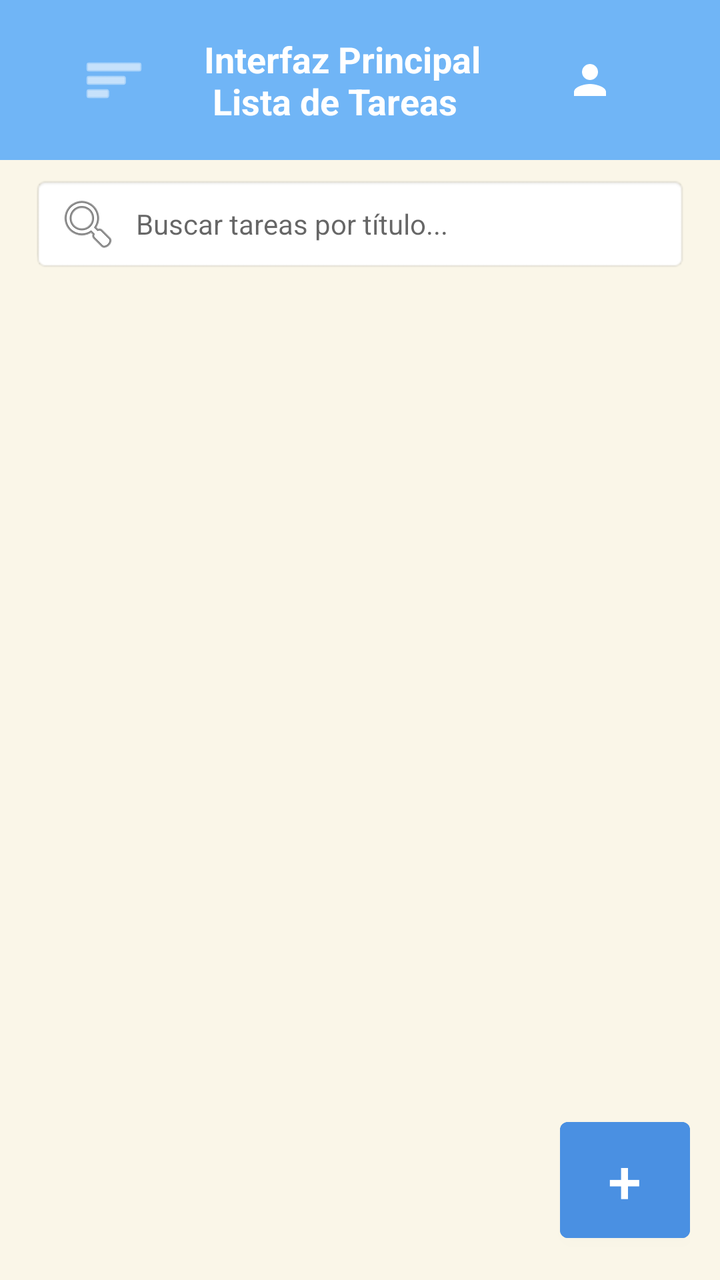
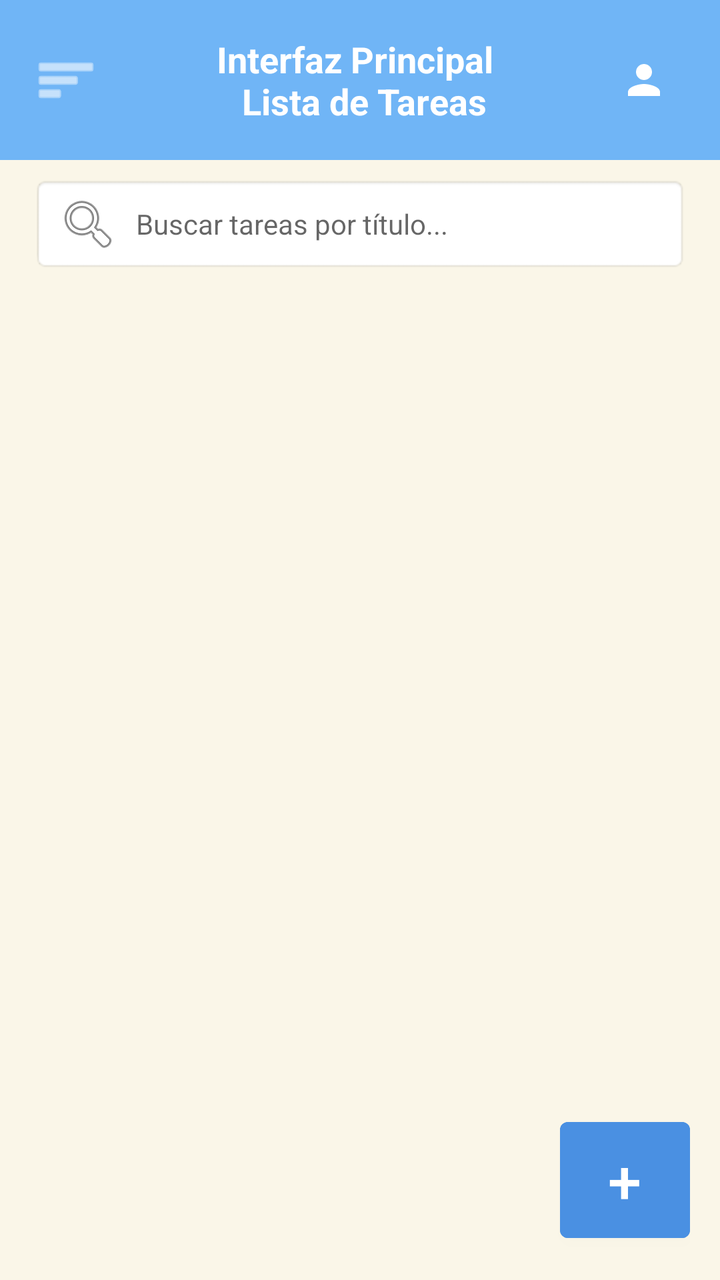

An Android layout rendered at two revisions. The XML below is the earlier revision; the diff shows what the commit changed to produce the second picture.
<!-- AndroidManifest.xml: application theme Theme.MaterialComponents.DayNight.NoActionBar -->
<!-- res/layout/activity_interfaz_lista.xml -->
<?xml version="1.0" encoding="utf-8"?>
<androidx.drawerlayout.widget.DrawerLayout
    xmlns:android="http://schemas.android.com/apk/res/android"
    xmlns:app="http://schemas.android.com/apk/res-auto"
    xmlns:tools="http://schemas.android.com/tools"
    android:id="@+id/drawerLayout"
    android:layout_width="match_parent"
    android:layout_height="match_parent"
    android:background="#FAF6E8">

    <LinearLayout
        android:layout_width="match_parent"
        android:layout_height="match_parent"
        android:orientation="vertical">

        
        <LinearLayout
            android:layout_width="match_parent"
            android:layout_height="80dp"
            android:background="#70B5F6"
            android:gravity="center"
            android:padding="16dp">

            <Toolbar
                android:layout_width="match_parent"
                android:layout_height="70dp">

                <com.google.android.material.appbar.MaterialToolbar
                    android:id="@+id/Burguer"
                    android:layout_width="50dp"
                    android:layout_height="50dp"
                    android:layout_marginRight="20dp"
                    app:navigationIcon="@android:drawable/ic_menu_sort_by_size"
                    app:navigationIconTint="#FFFFFF"
                    android:contentDescription="Menú desplegable"/>

                <TextView
                    android:id="@+id/tvTitle"
                    android:layout_width="wrap_content"
                    android:layout_height="wrap_content"
                    android:text="Interfaz Principal \n Lista de Tareas"
                    android:textColor="#FFFFFF"
                    android:textSize="18sp"
                    android:textStyle="bold"
                    android:layout_marginRight="20dp"/>

                <ImageButton
                    android:id="@+id/btnUsuario"
                    android:layout_width="60dp"
                    android:layout_height="60dp"
                    android:background="?attr/selectableItemBackgroundBorderless"
                    android:src="@drawable/ic_usuario"
                    app:tint="#FFFFFF"/>
            </Toolbar>
        </LinearLayout>

        
        <EditText
            android:id="@+id/etBuscarTarea"
            android:layout_width="match_parent"
            android:layout_height="48dp"
            android:layout_marginHorizontal="16dp"
            android:layout_marginTop="8dp"
            android:background="@android:drawable/editbox_background"
            android:drawableStart="@android:drawable/ic_menu_search"
            android:drawablePadding="8dp"
            android:hint="Buscar tareas por título..."
            android:paddingHorizontal="12dp"
            android:textSize="14sp" />

        
        <androidx.recyclerview.widget.RecyclerView
            android:id="@+id/rvTareasMain"
            android:layout_width="match_parent"
            android:layout_height="0dp"
            android:layout_weight="1"
            android:paddingVertical="8dp"
            android:clipToPadding="false"
            tools:listitem="@layout/item_tarea" />

        
        <LinearLayout
            android:layout_width="match_parent"
            android:layout_height="wrap_content"
            android:gravity="end"
            android:padding="15dp">

            <Button
                android:id="@+id/btnAgregarTarea"
                android:layout_width="65dp"
                android:layout_height="70dp"
                android:text="+"
                android:textColor="#FFFFFF"
                android:backgroundTint="#4A90E2"
                android:textSize="30dp"/>
        </LinearLayout>

    </LinearLayout>

    
    <com.google.android.material.navigation.NavigationView
        android:id="@+id/navigationView"
        android:layout_width="wrap_content"
        android:layout_height="match_parent"
        android:layout_gravity="start"
        app:menu="@menu/menu" />

</androidx.drawerlayout.widget.DrawerLayout>
<!-- res/layout/item_tarea.xml (included above) -->
<?xml version="1.0" encoding="utf-8"?>
<androidx.cardview.widget.CardView xmlns:android="http://schemas.android.com/apk/res/android"
    xmlns:app="http://schemas.android.com/apk/res-auto"
    android:layout_width="match_parent"
    android:layout_height="wrap_content"
    android:layout_marginHorizontal="12dp"
    android:layout_marginVertical="6dp"
    app:cardBackgroundColor="#FFFFFF"
    app:cardCornerRadius="12dp"
    app:cardElevation="2dp">

    <LinearLayout
        android:layout_width="match_parent"
        android:layout_height="wrap_content"
        android:orientation="horizontal">

        
        <View
            android:id="@+id/viewColorCategoria"
            android:layout_width="6dp"
            android:layout_height="match_parent"
            android:background="#4A90E2" />

        <LinearLayout
            android:layout_width="match_parent"
            android:layout_height="wrap_content"
            android:orientation="horizontal"
            android:padding="12dp"
            android:gravity="center_vertical">

            
            <CheckBox
                android:id="@+id/cbCompletada"
                android:layout_width="wrap_content"
                android:layout_height="wrap_content"
                android:buttonTint="#4A90E2" />

            <LinearLayout
                android:layout_width="0dp"
                android:layout_height="wrap_content"
                android:layout_weight="1"
                android:orientation="vertical"
                android:layout_marginStart="8dp">

                
                <TextView
                    android:id="@+id/tvCategoriaTarea"
                    android:layout_width="wrap_content"
                    android:layout_height="wrap_content"
                    android:text="TRABAJO"
                    android:textColor="#4A90E2"
                    android:textSize="10sp"
                    android:textStyle="bold"
                    android:letterSpacing="0.05" />

                <TextView
                    android:id="@+id/tvTituloTarea"
                    android:layout_width="wrap_content"
                    android:layout_height="wrap_content"
                    android:text="Título de la tarea"
                    android:textColor="#333333"
                    android:textSize="16sp"
                    android:textStyle="bold"
                    android:layout_marginTop="2dp" />

                <TextView
                    android:id="@+id/tvDescripcionTarea"
                    android:layout_width="wrap_content"
                    android:layout_height="wrap_content"
                    android:text="Descripción de la tarea"
                    android:textColor="#666666"
                    android:textSize="13sp"
                    android:layout_marginTop="2dp" />

                
                <TextView
                    android:id="@+id/tvFechaTarea"
                    android:layout_width="wrap_content"
                    android:layout_height="wrap_content"
                    android:text="📅 2026-03-25"
                    android:textColor="#888888"
                    android:textSize="12sp"
                    android:layout_marginTop="6dp" />
            </LinearLayout>

            
            <ImageButton
                android:id="@+id/btnEliminarTarea"
                android:layout_width="36dp"
                android:layout_height="36dp"
                android:background="?attr/selectableItemBackgroundBorderless"
                android:src="@android:drawable/ic_menu_delete"
                app:tint="#F48FB1"
                android:contentDescription="Enviar a papelera" />
        </LinearLayout>
    </LinearLayout>
</androidx.cardview.widget.CardView>
<!-- resources referenced by this layout -->
<resources>
  <!-- drawable ic_usuario (drawable) -->
  <vector xmlns:android="http://schemas.android.com/apk/res/android" android:height="24dp" android:tint="#000000" android:viewportHeight="24" android:viewportWidth="24" android:width="24dp">
        
      <path android:fillColor="@android:color/white" android:pathData="M12,12c2.21,0 4,-1.79 4,-4s-1.79,-4 -4,-4 -4,1.79 -4,4 1.79,4 4,4zM12,14c-2.67,0 -8,1.34 -8,4v2h16v-2c0,-2.66 -5.33,-4 -8,-4z"/>
      
  </vector>
</resources>

<!-- the commit's change to res/layout/activity_interfaz_lista.xml (unified diff, before → after) -->
@@ -14,45 +14,44 @@
         android:orientation="vertical">
 
         
-        <LinearLayout
+        <RelativeLayout
             android:layout_width="match_parent"
             android:layout_height="80dp"
             android:background="#70B5F6"
-            android:gravity="center"
-            android:padding="16dp">
-
-            <Toolbar
-                android:layout_width="match_parent"
-                android:layout_height="70dp">
-
-                <com.google.android.material.appbar.MaterialToolbar
-                    android:id="@+id/Burguer"
-                    android:layout_width="50dp"
-                    android:layout_height="50dp"
-                    android:layout_marginRight="20dp"
-                    app:navigationIcon="@android:drawable/ic_menu_sort_by_size"
-                    app:navigationIconTint="#FFFFFF"
-                    android:contentDescription="Menú desplegable"/>
-
-                <TextView
-                    android:id="@+id/tvTitle"
-                    android:layout_width="wrap_content"
-                    android:layout_height="wrap_content"
-                    android:text="Interfaz Principal \n Lista de Tareas"
-                    android:textColor="#FFFFFF"
-                    android:textSize="18sp"
-                    android:textStyle="bold"
-                    android:layout_marginRight="20dp"/>
-
-                <ImageButton
-                    android:id="@+id/btnUsuario"
-                    android:layout_width="60dp"
-                    android:layout_height="60dp"
-                    android:background="?attr/selectableItemBackgroundBorderless"
-                    android:src="@drawable/ic_usuario"
-                    app:tint="#FFFFFF"/>
-            </Toolbar>
-        </LinearLayout>
+            android:paddingHorizontal="8dp"
+            android:gravity="center_vertical">
+
+            <com.google.android.material.appbar.MaterialToolbar
+                android:id="@+id/Burguer"
+                android:layout_width="50dp"
+                android:layout_height="50dp"
+                android:layout_alignParentStart="true"
+                android:layout_centerVertical="true"
+                app:navigationIcon="@android:drawable/ic_menu_sort_by_size"
+                app:navigationIconTint="#FFFFFF"
+                android:contentDescription="Menú desplegable"/>
+
+            <TextView
+                android:id="@+id/tvTitle"
+                android:layout_width="wrap_content"
+                android:layout_height="wrap_content"
+                android:layout_centerInParent="true"
+                android:gravity="center"
+                android:text="Interfaz Principal \n Lista de Tareas"
+                android:textColor="#FFFFFF"
+                android:textSize="18sp"
+                android:textStyle="bold" />
+
+            <ImageButton
+                android:id="@+id/btnUsuario"
+                android:layout_width="60dp"
+                android:layout_height="60dp"
+                android:layout_alignParentEnd="true"
+                android:layout_centerVertical="true"
+                android:background="?attr/selectableItemBackgroundBorderless"
+                android:src="@drawable/ic_usuario"
+                app:tint="#FFFFFF"/>
+        </RelativeLayout>
 
         
         <EditText
